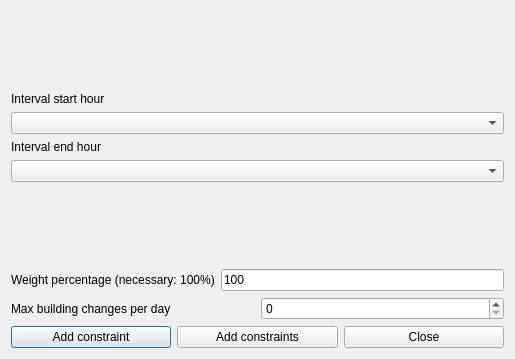
First picture: the form in fet/src/interface/addconstraintteachersmaxbuildingchangesperrealdayinintervalform_template.ui, repository vonmecheln/fet, before the edit.
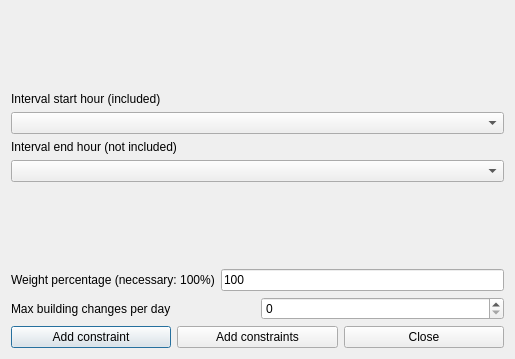
Second picture: the form after the edit.

```diff
--- a/fet/src/interface/addconstraintteachersmaxbuildingchangesperrealdayinintervalform_template.ui
+++ b/fet/src/interface/addconstraintteachersmaxbuildingchangesperrealdayinintervalform_template.ui
@@ -54,7 +54,7 @@
         <enum>QFrame::Plain</enum>
        </property>
        <property name="text">
-        <string>Interval end hour</string>
+        <string extracomment="This field refers to a constraint operating on a given hourly interval. The selected start hour of the interval is included (is counted) in the constraint, while the selected end hour of the interval is not included (is not counted) in the constraint.">Interval end hour (not included)</string>
        </property>
        <property name="wordWrap">
         <bool>false</bool>
@@ -139,7 +139,7 @@
         <enum>QFrame::Plain</enum>
        </property>
        <property name="text">
-        <string>Interval start hour</string>
+        <string extracomment="This field refers to a constraint operating on a given hourly interval. The selected start hour of the interval is included (is counted) in the constraint, while the selected end hour of the interval is not included (is not counted) in the constraint.">Interval start hour (included)</string>
        </property>
        <property name="wordWrap">
         <bool>false</bool>
```
